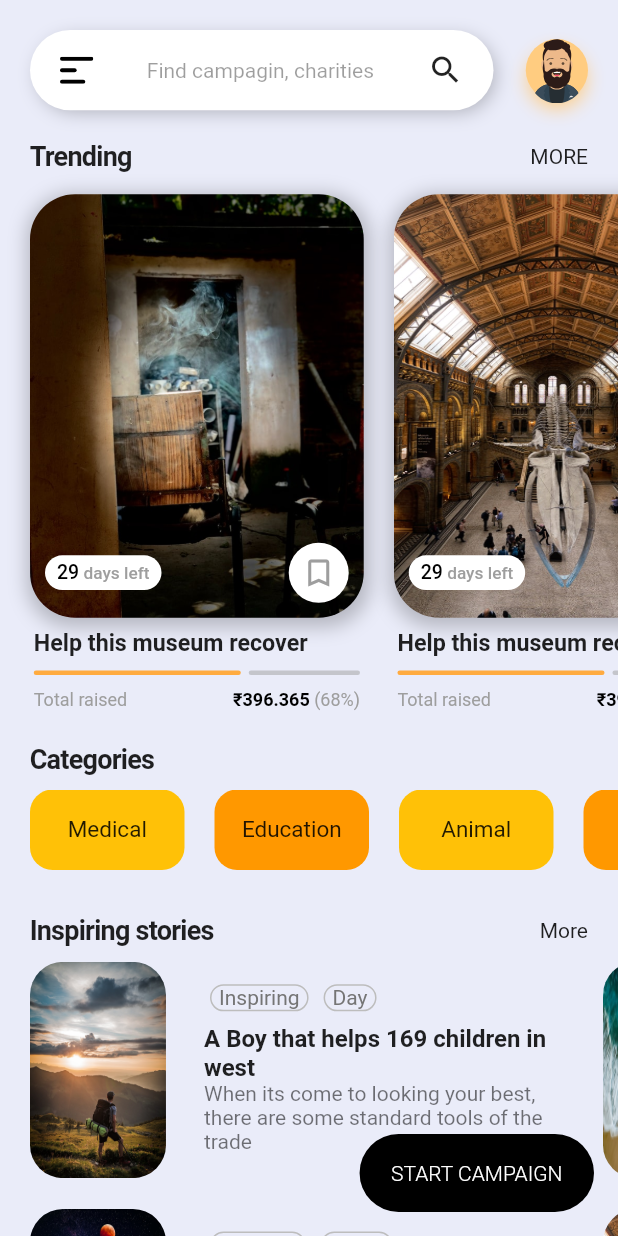
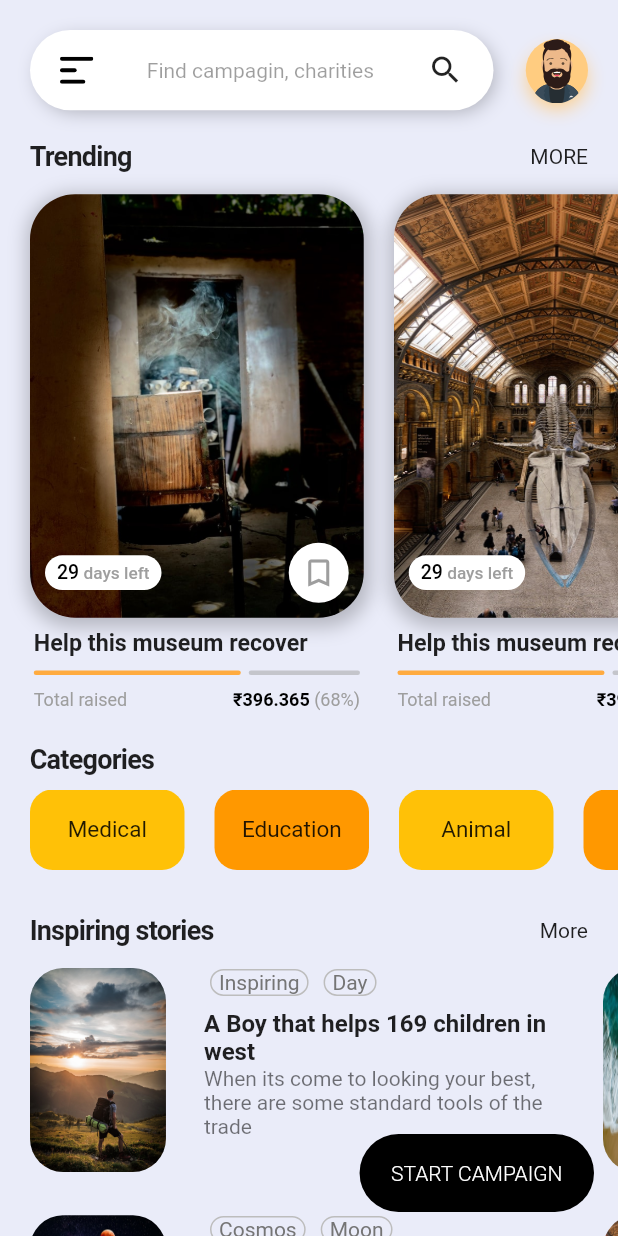
Before and after one commit to Devang2010/fd_app, a Flutter app: the screen it shows after launch, on a phone screen of 412 x 824 dp. Run offline on Flutter 3.47's test engine with Material 2 defaults, Android fonts, the phone set to English and light mode, and no system bars; our stand-ins replace flutter_svg.

Commit message:
Update storycard.dart

```diff
--- a/lib/screens/home/components/storycard.dart
+++ b/lib/screens/home/components/storycard.dart
@@ -56,7 +56,7 @@ class BuildCard extends StatelessWidget {
         mainAxisAlignment: MainAxisAlignment.spaceBetween,
         children: <Widget>[
           Container(
-            height: size.width * 0.35,
+            height: size.width * 0.33,
             width: size.width * 0.22,
             decoration: BoxDecoration(
               image: DecorationImage(
@@ -67,9 +67,9 @@ class BuildCard extends StatelessWidget {
             ),
           ),
           Container(
-            height: size.width * 0.35,
+            // height: size.width * 0.45,
             width: size.width - 150,
-            padding: EdgeInsets.symmetric(vertical: 10.0),
+            padding: EdgeInsets.only(top: 10.0),
             child: Column(
               mainAxisAlignment: MainAxisAlignment.start,
               children: <Widget>[
```
